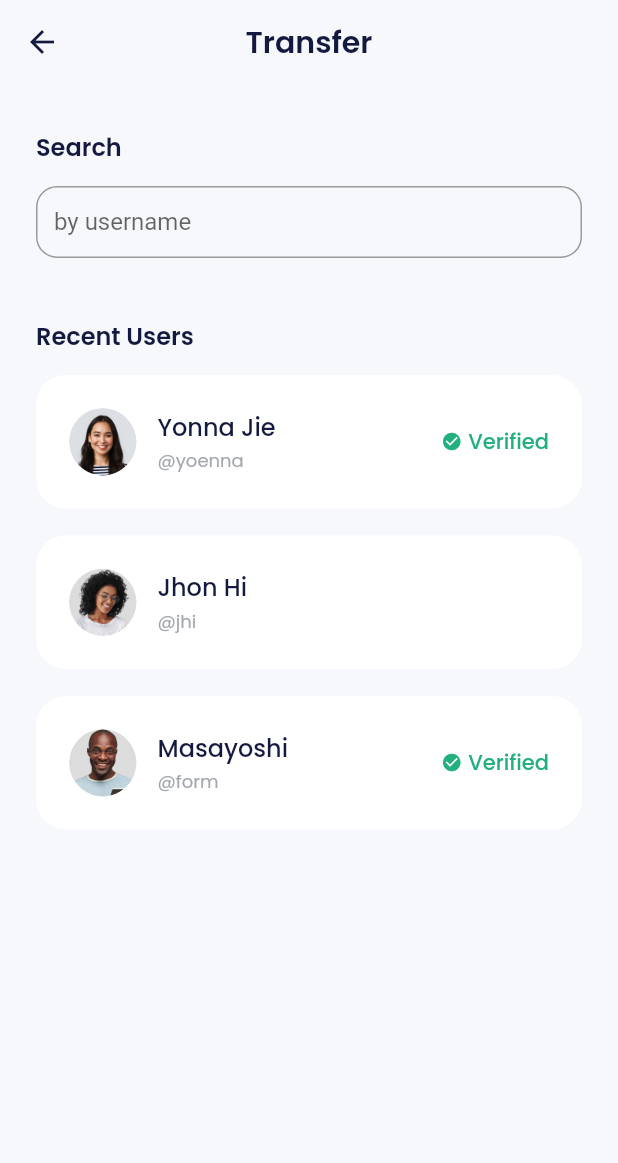
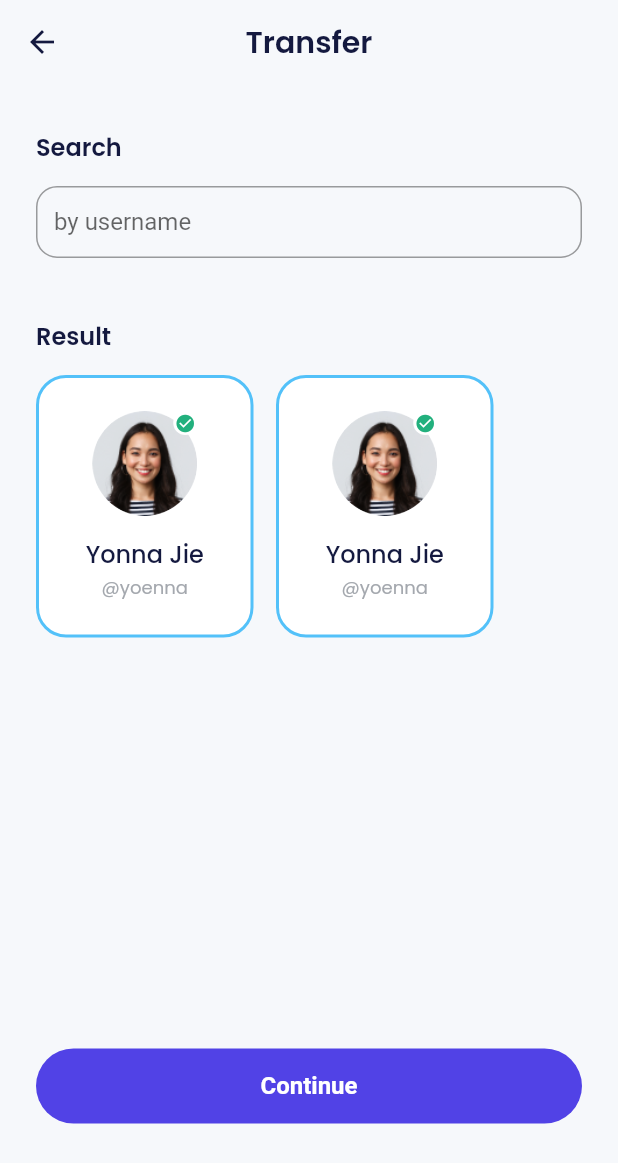
Before and after one commit to rizalfadiaalfikri/bank-sha, a Flutter app: the TransferPage screen opened by its route, on a phone screen of 412 x 824 dp. Shown: the top 1163 px of the screen. Run offline on Flutter 3.47's test engine with Material 2 defaults, Android fonts, the phone set to English and light mode, and no system bars; our stand-ins replace carousel_slider, google_fonts.

Commit message:
slicing transfer page result section

```diff
--- a/lib/ui/pages/transfer_page.dart
+++ b/lib/ui/pages/transfer_page.dart
@@ -1,6 +1,8 @@
 import 'package:bank_sha/shared/theme.dart';
+import 'package:bank_sha/ui/widgets/buttons.dart';
 import 'package:bank_sha/ui/widgets/forms.dart';
 import 'package:bank_sha/ui/widgets/transfer_recent_user_item.dart';
+import 'package:bank_sha/ui/widgets/transfer_result_user_item.dart';
 import 'package:flutter/material.dart';
 
 class TransferPage extends StatelessWidget {
@@ -32,7 +34,18 @@ class TransferPage extends StatelessWidget {
             title: 'by username',
             isShowTitle: false,
           ),
-          buildRecentUsers(),
+          // buildRecentUsers(),
+          buildResultUser(),
+          const SizedBox(
+            height: 274,
+          ),
+          CustomFilledButton(
+            title: 'Continue',
+            onPressed: () {},
+          ),
+          const SizedBox(
+            height: 20,
+          ),
         ],
       ),
     );
@@ -78,4 +91,41 @@ class TransferPage extends StatelessWidget {
       ),
     );
   }
+
+  Widget buildResultUser() {
+    return Container(
+      margin: const EdgeInsets.only(top: 40),
+      child: Column(
+        crossAxisAlignment: CrossAxisAlignment.start,
+        children: [
+          Text(
+            'Result',
+            style: blackTextStyle.copyWith(
+              fontSize: 16,
+              fontWeight: semiBold,
+            ),
+          ),
+          const SizedBox(
+            height: 14,
+          ),
+          Wrap(spacing: 15, runSpacing: 15, children: [
+            TransferResultUserItem(
+              imageUrl: "assets/img_friend1.png",
+              name: 'Yonna Jie',
+              username: 'yoenna',
+              isVerified: true,
+              isSelected: true,
+            ),
+            TransferResultUserItem(
+              imageUrl: "assets/img_friend1.png",
+              name: 'Yonna Jie',
+              username: 'yoenna',
+              isVerified: true,
+              isSelected: true,
+            ),
+          ]),
+        ],
+      ),
+    );
+  }
 }
--- a/lib/ui/widgets/transfer_recent_user_item.dart
+++ b/lib/ui/widgets/transfer_recent_user_item.dart
@@ -11,7 +11,7 @@ class TransferRecentUserItem extends StatelessWidget {
     required this.imageUrl,
     required this.name,
     required this.username,
-    required this.isVerified,
+    this.isVerified = false,
   });
 
   @override
--- /dev/null
+++ b/lib/ui/widgets/transfer_result_user_item.dart
@@ -0,0 +1,91 @@
+import 'package:bank_sha/shared/theme.dart';
+import 'package:flutter/material.dart';
+
+class TransferResultUserItem extends StatelessWidget {
+  final String imageUrl;
+  final String name;
+  final String username;
+  final bool isVerified;
+  final bool isSelected;
+
+  const TransferResultUserItem({
+    super.key,
+    required this.imageUrl,
+    required this.name,
+    required this.username,
+    this.isVerified = false,
+    this.isSelected = false,
+  });
+
+  @override
+  Widget build(BuildContext context) {
+    return Container(
+      width: 145,
+      height: 175,
+      padding: const EdgeInsets.symmetric(horizontal: 14, vertical: 22),
+      decoration: BoxDecoration(
+        color: Colors.white,
+        borderRadius: BorderRadius.circular(20),
+        border: Border.all(
+          color: isSelected ? blueColor : Colors.white,
+          width: 2,
+        ),
+      ),
+      child: Column(
+        children: [
+          Container(
+            width: 70,
+            height: 70,
+            decoration: BoxDecoration(
+              shape: BoxShape.circle,
+              image: DecorationImage(
+                image: AssetImage(
+                  imageUrl,
+                ),
+              ),
+            ),
+            child: isVerified
+                ? Align(
+                    alignment: Alignment.topRight,
+                    child: Container(
+                      width: 16,
+                      height: 16,
+                      decoration: BoxDecoration(
+                        shape: BoxShape.circle,
+                        color: Colors.white,
+                      ),
+                      child: Center(
+                        child: Icon(
+                          Icons.check_circle,
+                          color: greenColor,
+                          size: 14,
+                        ),
+                      ),
+                    ),
+                  )
+                : null,
+          ),
+          const SizedBox(
+            height: 13,
+          ),
+          Text(
+            name,
+            style: blackTextStyle.copyWith(
+              fontSize: 16,
+              fontWeight: medium,
+            ),
+          ),
+          const SizedBox(
+            height: 2,
+          ),
+          Text(
+            '@$username',
+            style: greyTextStyle.copyWith(
+              fontSize: 12,
+            ),
+          )
+        ],
+      ),
+    );
+  }
+}
```
